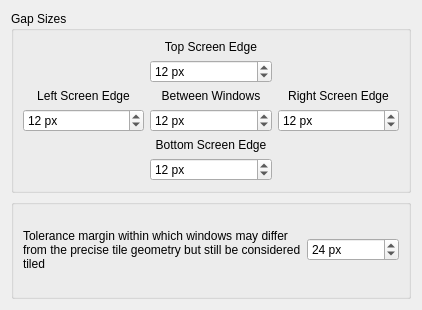
Old version of the form contents/ui/config.ui in the repository nclarius/tile-gaps.
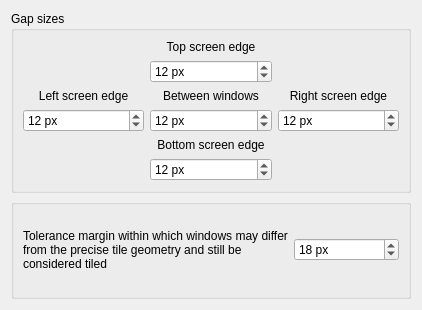
New version of the form.

Diff of the .ui file:
```diff
--- a/contents/ui/config.ui
+++ b/contents/ui/config.ui
@@ -17,13 +17,13 @@
    <item>
     <widget class="QGroupBox" name="groupBox">
      <property name="title">
-      <string>Gap Sizes</string>
+      <string>Gap sizes</string>
      </property>
      <layout class="QGridLayout" name="gridLayout_1">
       <item row="0" column="3">
        <widget class="QLabel" name="gapTop">
         <property name="text">
-         <string>Top Screen Edge</string>
+         <string>Top screen edge</string>
         </property>
         <property name="alignment">
          <set>Qt::AlignCenter</set>
@@ -33,7 +33,7 @@
       <item row="3" column="0">
        <widget class="QLabel" name="gapLeft">
         <property name="text">
-         <string>Left Screen Edge</string>
+         <string>Left screen edge</string>
         </property>
         <property name="alignment">
          <set>Qt::AlignCenter</set>
@@ -43,7 +43,7 @@
       <item row="3" column="3">
        <widget class="QLabel" name="gapMid">
         <property name="text">
-         <string>Between Windows</string>
+         <string>Between windows</string>
         </property>
         <property name="alignment">
          <set>Qt::AlignCenter</set>
@@ -53,7 +53,7 @@
       <item row="3" column="4">
        <widget class="QLabel" name="gapRight">
         <property name="text">
-         <string>Right Screen Edge</string>
+         <string>Right screen edge</string>
         </property>
         <property name="alignment">
          <set>Qt::AlignCenter</set>
@@ -63,7 +63,7 @@
       <item row="5" column="3">
        <widget class="QLabel" name="gapBottom">
         <property name="text">
-         <string>Bottom Screen Edge</string>
+         <string>Bottom screen edge</string>
         </property>
         <property name="alignment">
          <set>Qt::AlignCenter</set>
@@ -144,7 +144,7 @@
       <item row="0" column="0">
        <widget class="QLabel" name="tolerance">
         <property name="text">
-         <string>Tolerance margin within which windows may differ from the precise tile geometry but still be considered tiled</string>
+         <string>Tolerance margin within which windows may differ from the precise tile geometry and still be considered tiled</string>
         </property>
         <property name="wordWrap">
          <bool>true</bool>
@@ -160,7 +160,7 @@
          <number>999</number>
         </property>
         <property name="value">
-         <number>24</number>
+         <number>18</number>
         </property>
        </widget>
       </item>
```
